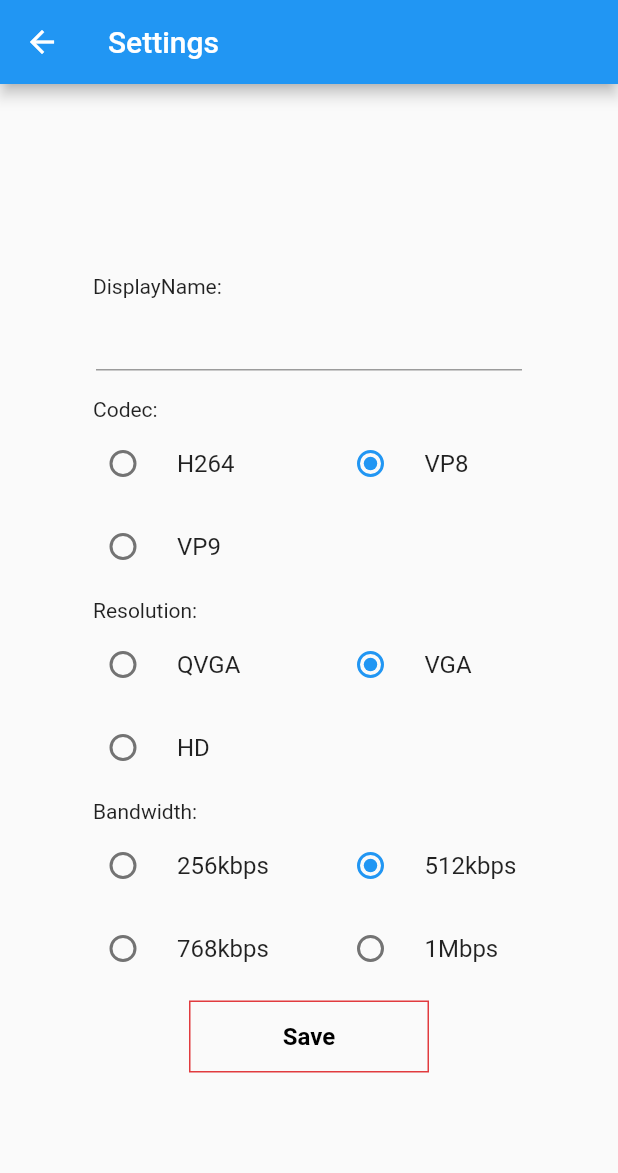
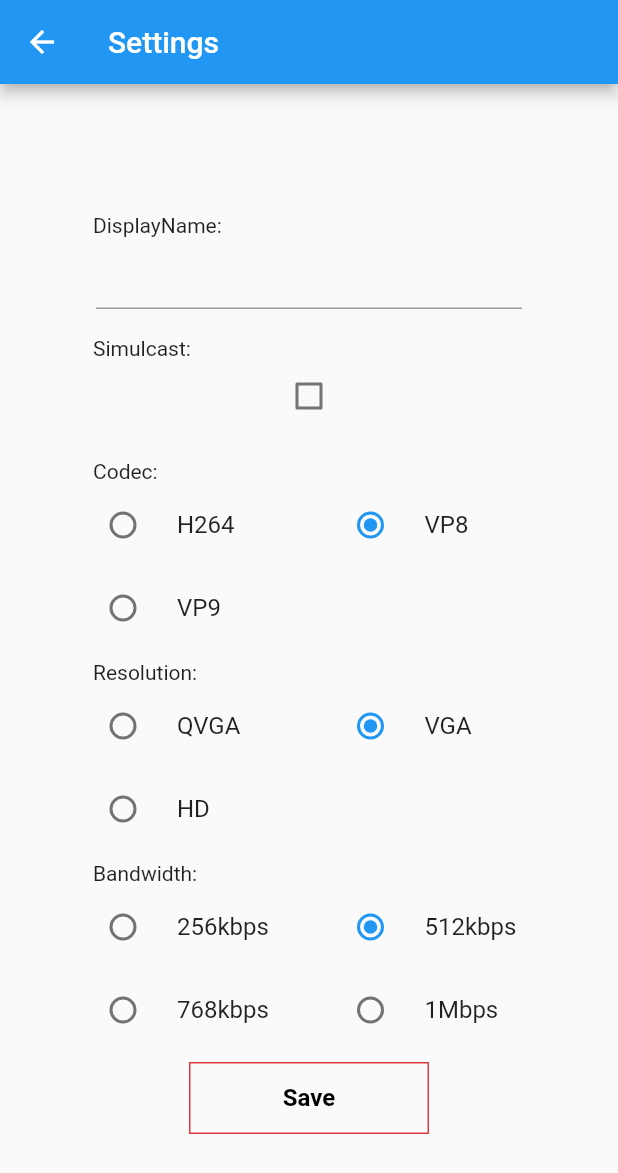
Before and after one commit to ionorg/ion-app-flutter, a Flutter app: the SettingsView screen opened by its route, on a phone screen of 412 x 824 dp. Shown: the top 1173 px of the screen. Run offline on Flutter 3.47's test engine with Material 2 defaults, Android fonts, the phone set to English and light mode, and no system bars; our stand-ins replace community_material_icon, date_format, get, shared_preferences; missing offline and left inert: flutter_ion, flutter_webrtc; accounts and stored records are empty.

Commit message:
(fix) leave rm peer; simulcast

```diff
--- a/lib/pages/settings/settings_page.dart
+++ b/lib/pages/settings/settings_page.dart
@@ -19,6 +19,7 @@ class SettingsController extends GetxController {
   var _bandwidth = ''.obs;
   var _codec = ''.obs;
   var _displayName = ''.obs;
+  var _simulcast = false.obs;
 
   @override
   @mustCallSuper
@@ -29,6 +30,7 @@ class SettingsController extends GetxController {
     _bandwidth.value = prefs.getString('bandwidth') ?? '512';
     _displayName.value = prefs.getString('display_name') ?? 'Guest';
     _codec.value = prefs.getString('codec') ?? 'vp8';
+    _simulcast.value = prefs.getBool('simulcast') ?? false;
   }
 
   save() {
@@ -36,6 +38,8 @@ class SettingsController extends GetxController {
     prefs.setString('bandwidth', _bandwidth.value);
     prefs.setString('display_name', _displayName.value);
     prefs.setString('codec', _codec.value);
+    prefs.setBool('simulcast', _simulcast.value);
+    print('save simulcast=${_simulcast.value}');
     Get.back();
   }
 }
@@ -163,6 +167,34 @@ class SettingsView extends GetView<SettingsController> {
                           padding:
                               const EdgeInsets.fromLTRB(46.0, 18.0, 48.0, 0),
                           child: Align(
+                            child: Text('Simulcast:'),
+                            alignment: Alignment.centerLeft,
+                          ),
+                        ),
+                        Padding(
+                            padding:
+                                const EdgeInsets.fromLTRB(4.0, 0.0, 4.0, 0),
+                            child: StatefulBuilder(builder:
+                                (BuildContext context, StateSetter setState) {
+                              return Center(
+                                child: Checkbox(
+                                  value: controller._simulcast.value,
+                                  onChanged: (bool? value) {
+                                    setState(() {
+                                      controller._simulcast.value = value!;
+                                    });
+                                  },
+                                ),
+                              );
+                            })),
+                      ],
+                    ),
+                    Column(
+                      children: <Widget>[
+                        Padding(
+                          padding:
+                              const EdgeInsets.fromLTRB(46.0, 18.0, 48.0, 0),
+                          child: Align(
                             child: Text('Codec:'),
                             alignment: Alignment.centerLeft,
                           ),
```
Also changed, not shown: lib/pages/meeting/meeting_page.dart (+47 -12 lines).
